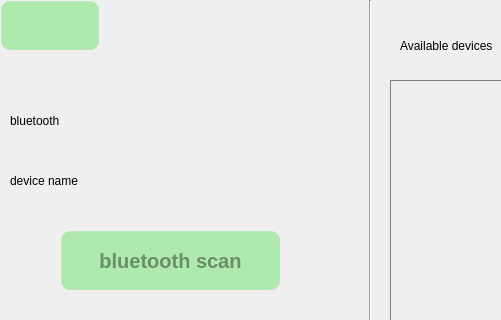
The window that qt/t507/bluetooth.ui (jizizihe/baijie_demo) describes before a commit, drawn with Qt 5; both pictures show x 0 to 501 and y 0 to 320 of the 1024 by 600 pixel window.
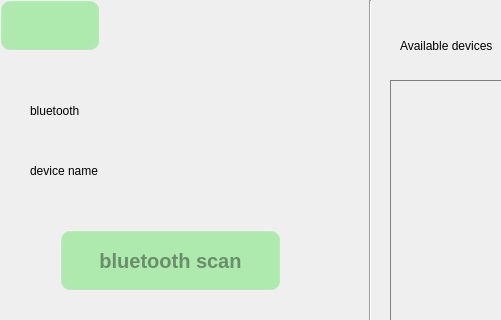
The same window after the commit. Icons and pictures are not drawn. Custom widgets are drawn as their Qt base class.

Patch:
```diff
--- a/qt/t507/bluetooth.ui
+++ b/qt/t507/bluetooth.ui
@@ -137,26 +137,13 @@
    <widget class="SwitchControl" name="BtSwitch" native="true">
     <property name="geometry">
      <rect>
-      <x>200</x>
-      <y>100</y>
+      <x>210</x>
+      <y>90</y>
       <width>60</width>
       <height>30</height>
      </rect>
     </property>
    </widget>
-   <widget class="QLabel" name="BtDeviceNameLab">
-    <property name="geometry">
-     <rect>
-      <x>200</x>
-      <y>160</y>
-      <width>151</width>
-      <height>41</height>
-     </rect>
-    </property>
-    <property name="text">
-     <string/>
-    </property>
-   </widget>
    <widget class="Line" name="line">
     <property name="geometry">
      <rect>
@@ -196,8 +183,8 @@
    <widget class="QLabel" name="label">
     <property name="geometry">
      <rect>
-      <x>10</x>
-      <y>100</y>
+      <x>30</x>
+      <y>90</y>
       <width>131</width>
       <height>41</height>
      </rect>
@@ -209,9 +196,9 @@
    <widget class="QLabel" name="label_2">
     <property name="geometry">
      <rect>
-      <x>10</x>
-      <y>160</y>
-      <width>181</width>
+      <x>30</x>
+      <y>150</y>
+      <width>161</width>
       <height>41</height>
      </rect>
     </property>
@@ -219,6 +206,19 @@
      <string>device name</string>
     </property>
    </widget>
+   <widget class="QLabel" name="BtDeviceNameLab">
+    <property name="geometry">
+     <rect>
+      <x>210</x>
+      <y>150</y>
+      <width>141</width>
+      <height>41</height>
+     </rect>
+    </property>
+    <property name="text">
+     <string/>
+    </property>
+   </widget>
   </widget>
   <widget class="QMenuBar" name="menubar">
    <property name="geometry">
```
